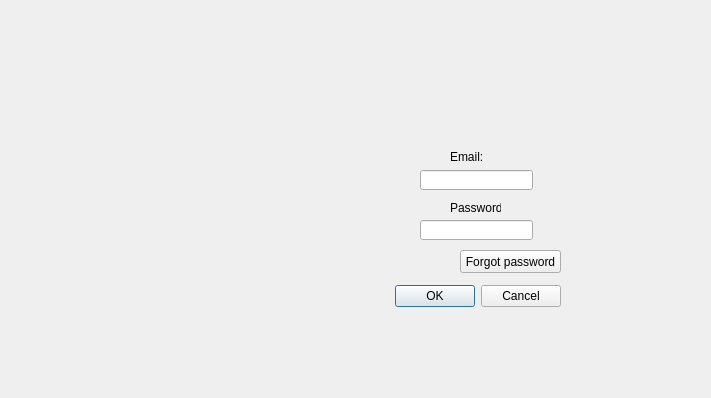
Qt form UI/login_D.ui (Rolerdxx/Car-Rental) before a commit.
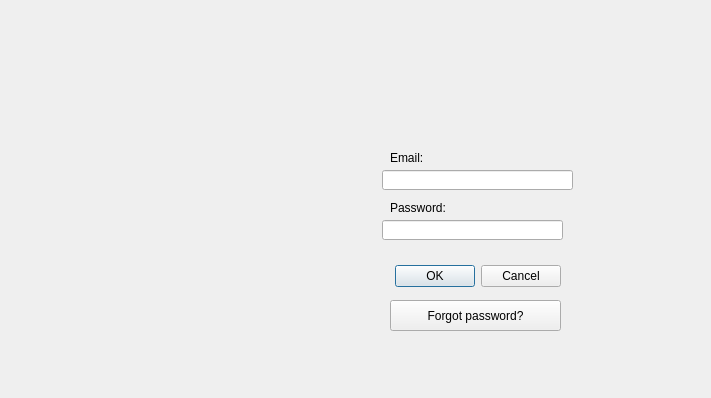
The same form after that commit. Icons and pictures are not drawn.

```diff
--- a/UI/login_D.ui
+++ b/UI/login_D.ui
@@ -24,7 +24,7 @@
    <property name="geometry">
     <rect>
      <x>220</x>
-     <y>280</y>
+     <y>260</y>
      <width>341</width>
      <height>32</height>
     </rect>
@@ -39,10 +39,10 @@
   <widget class="QLabel" name="label23">
    <property name="geometry">
     <rect>
-     <x>450</x>
+     <x>390</x>
      <y>150</y>
-     <width>47</width>
-     <height>13</height>
+     <width>101</width>
+     <height>16</height>
     </rect>
    </property>
    <property name="text">
@@ -52,9 +52,9 @@
   <widget class="QLineEdit" name="emailline">
    <property name="geometry">
     <rect>
-     <x>420</x>
+     <x>382</x>
      <y>170</y>
-     <width>113</width>
+     <width>191</width>
      <height>20</height>
     </rect>
    </property>
@@ -62,9 +62,9 @@
   <widget class="QLineEdit" name="passline">
    <property name="geometry">
     <rect>
-     <x>420</x>
+     <x>382</x>
      <y>220</y>
-     <width>113</width>
+     <width>181</width>
      <height>20</height>
     </rect>
    </property>
@@ -72,9 +72,9 @@
   <widget class="QLabel" name="label_2">
    <property name="geometry">
     <rect>
-     <x>450</x>
+     <x>390</x>
      <y>200</y>
-     <width>51</width>
+     <width>111</width>
      <height>16</height>
     </rect>
    </property>
@@ -85,14 +85,14 @@
   <widget class="QPushButton" name="forgotbtn">
    <property name="geometry">
     <rect>
-     <x>460</x>
-     <y>250</y>
-     <width>101</width>
-     <height>23</height>
+     <x>390</x>
+     <y>300</y>
+     <width>171</width>
+     <height>31</height>
     </rect>
    </property>
    <property name="text">
-    <string>Forgot password</string>
+    <string>Forgot password?</string>
    </property>
   </widget>
  </widget>
```
